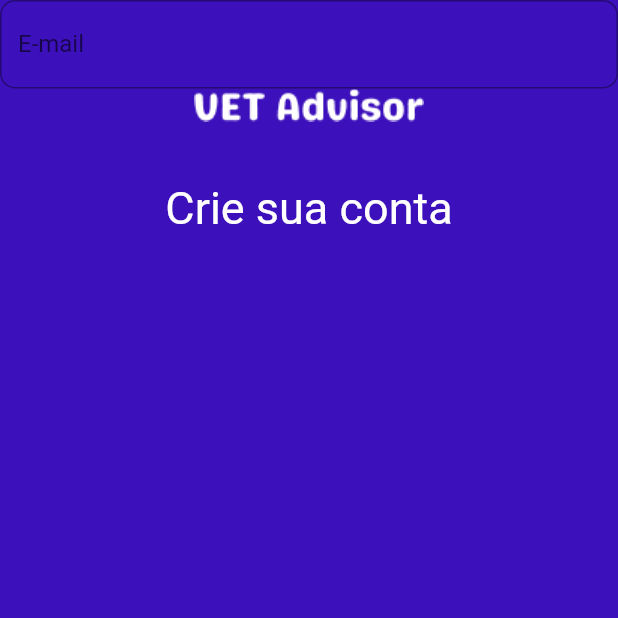
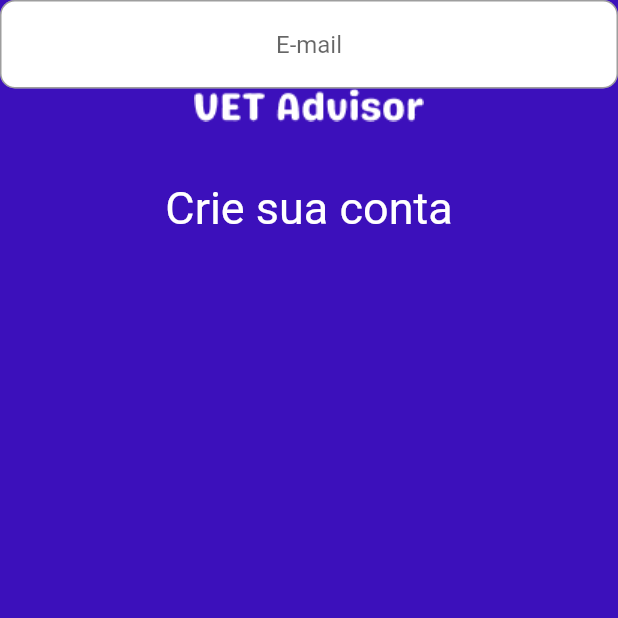
Before and after one commit to jessicasouza22/veadvisor, a Flutter app: the screen it shows after launch, on a phone screen of 412 x 824 dp, the top half of it. Run offline on Flutter 3.47's test engine with Material 2 defaults, Android fonts, the phone set to English and light mode, and no system bars.

Commit message:
- Ajuste de layout do textField.

```diff
--- a/lib/main.dart
+++ b/lib/main.dart
@@ -27,31 +27,46 @@ class _MyAppState extends State<MyApp> {
            child: Column(
 
           children:[
-              TextField(
+            Container(
+              decoration: const BoxDecoration(
+                color: Colors.white,
+                borderRadius: BorderRadius.all(Radius.circular(10)),
+              ),
+
+               child: TextFormField(
+
 
                  obscureText: true,
+                 textAlign: TextAlign.center,
                  decoration: InputDecoration(
                    fillColor: Colors.white,
                    border: OutlineInputBorder(
                      borderRadius: BorderRadius.circular(10.0),
-                    borderSide: BorderSide(
+                     borderSide: const BorderSide(
                        color: Color(0xFF3C10BB),
                        width: 1.0,
                      ),
                    ),
-                  labelText: 'E-mail',
+                     hintText: 'E-mail',
+
+                     hintStyle: TextStyle(
+
+                     )
 //contentPadding: EdgeInsets.all(50),
                  ),
                ),
+            )
+            ,
 
-              Center(
+              const Center(
                 child: Image(
                   image: AssetImage('imagens/logo2.png'),
                 ),
               ),
-              Padding(
+              const Padding(
                   padding: EdgeInsets.fromLTRB(50, 20, 50, 20),
               ),
+
               const Text(
                   'Crie sua conta',
                 style: TextStyle(
```
Lines whose indentation alone changed are shown as unchanged.
